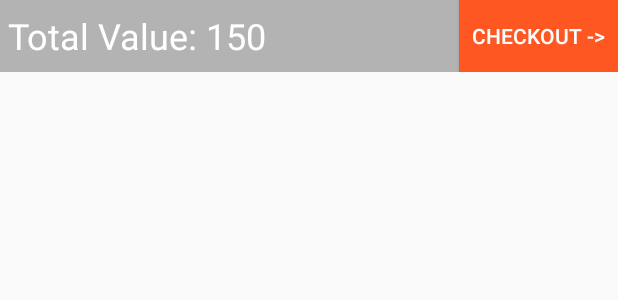
After one commit to goforbg/Kutnow, an Android app: the layout bottom_sheet_cart.xml on its own in the app's theme, with its tools: preview values and no code run, on a phone screen of 412 x 824 dp. The commit adds this screen. Shown: the top 300 px of the screen. Run offline under Robolectric (Android 15) with nearby library versions, the phone set to English and light mode, and no system bars.

Commit message:
Implemented cart total, yaay!

```diff
--- /dev/null
+++ b/app/src/main/res/layout/bottom_sheet_cart.xml
@@ -0,0 +1,29 @@
+<?xml version="1.0" encoding="utf-8"?>
+<LinearLayout xmlns:android="http://schemas.android.com/apk/res/android"
+    android:id="@+id/bottomSheetCart"
+    android:layout_width="match_parent"
+    android:layout_height="wrap_content"
+    android:background="#5E3A3A3A"
+    android:orientation="horizontal">
+
+    <TextView
+        android:id="@+id/tvCartTotal"
+        android:layout_width="wrap_content"
+        android:layout_height="wrap_content"
+        android:layout_marginLeft="5dp"
+        android:layout_marginTop="4dp"
+        android:layout_weight="20"
+        android:text="Total Value: 150"
+        android:textColor="@android:color/white"
+        android:textSize="24sp" />
+
+    <Button
+        android:id="@+id/btnCheckOut"
+        android:layout_width="wrap_content"
+        android:layout_height="wrap_content"
+        android:layout_weight="1"
+        android:background="@color/colorPrimary"
+        android:padding="5dp"
+        android:text="Checkout ->"
+        android:textColor="@android:color/white" />
+</LinearLayout>
```
Also changed, not shown: app/src/main/java/com/androar/kutnow/BottomSheetCart.java (added, +27 -0 lines), app/src/main/java/com/androar/kutnow/SalonAdapter.java (+26 -5 lines).
